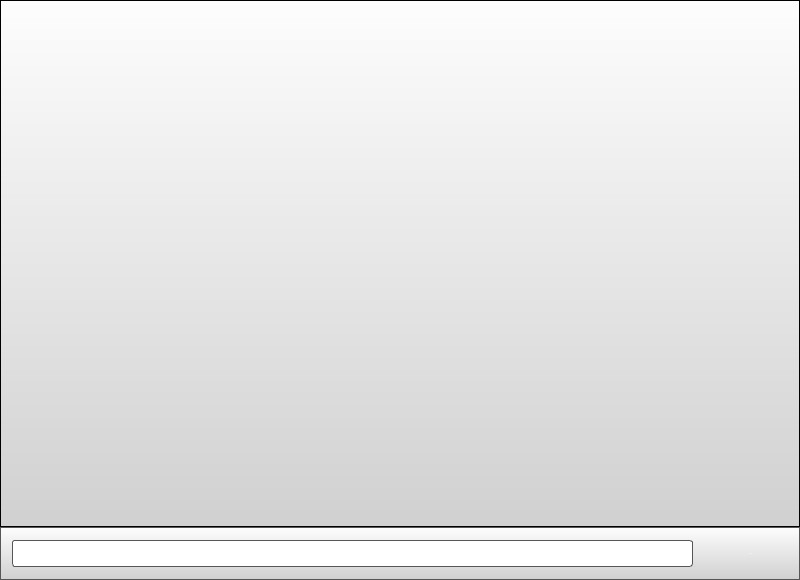
Before: the Qt Designer form Graffik/gui/slim/slimwindow.ui in DynamicPerception/Graffik_Legacy, drawn with Qt 5.
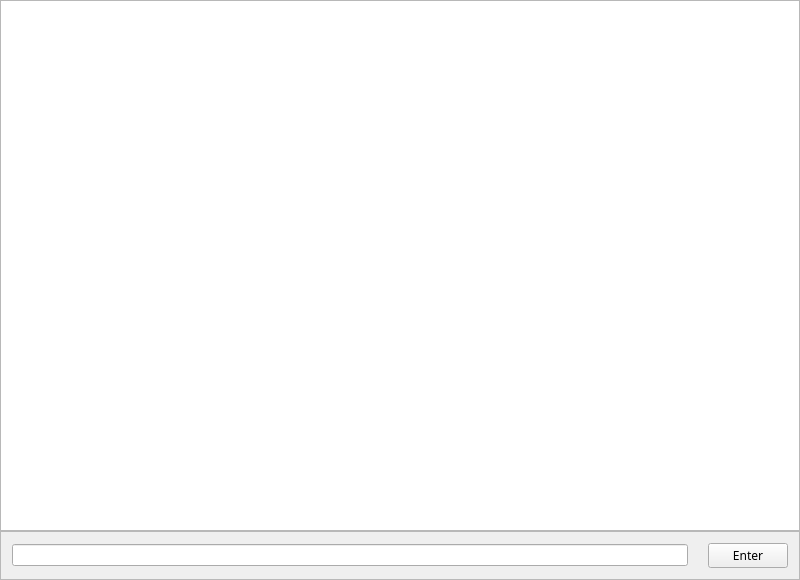
After: the same form once the commit is applied. Icons and pictures are not drawn. Custom widgets are drawn as their Qt base class.

What changed in the file:
```diff
--- a/Graffik/gui/slim/slimwindow.ui
+++ b/Graffik/gui/slim/slimwindow.ui
@@ -17,57 +17,7 @@
    <string>DP Graffik Scripting Engine</string>
   </property>
   <property name="styleSheet">
-   <string notr="true">
-
-#historyTableView {
-qproperty-colWidth0: 100;
-qproperty-colWidth1: 225;
-qproperty-colWidth2: 100;
-qproperty-colWidth3: 50;
-qproperty-colWidth4: 125;
-qproperty-errLED: url(:/core/stat-led-red.png);
-qproperty-queueLED: url(:/core/stat-led-grey.png);
-qproperty-bcastLED: url(:/core/stat-led-blue.png);
-qproperty-okLED: url(:/core/stat-led-green.png);
-background-color: qlineargradient(spread:pad, x1:0, y1:0, x2:0, y2:1, stop:0 rgba(253, 253, 253, 255), stop:1 rgba(208, 208, 208, 255));
-alternate-background-color:rgb(197, 197, 197);
-}
-
-#historyTableView QHeaderView::section {
- background-color: qlineargradient(spread:pad, x1:0, y1:0, x2:0, y2:1, stop:0 rgba(172, 172, 172, 255), stop:1 rgba(146, 146, 146, 255));
-color: rgb(255,255,255);
-font: 14pt &quot;Lucida Sans&quot;;
-border: 1px solid rgb(86,86,86);
-min-height: 40px;
-}
-
-#SlimWindow {
-background-color: qlineargradient(spread:pad, x1:0, y1:0, x2:0, y2:1, stop:0 rgba(253, 253, 253, 255), stop:1 rgba(208, 208, 208, 255));
-}
-
-#commandFrame {
-border: 1px solid rgb(86,86,86);
-background-color: qlineargradient(spread:pad, x1:0, y1:0, x2:0, y2:1, stop:0 rgba(253, 253, 253, 255), stop:1 rgba(208, 208, 208, 255));
-}
-
-#commandFrame QLineEdit {
-border: 1px solid rgb(86,86,86);
-border-radius: 3px;
-min-height: 25px;
-font: 14pt &quot;Lucida Sans&quot;;
-}
-
-#goButton {
-border-image: url(:/core/small-blue-but-normal.png);
-border: 0px transparent;
-max-width:75px;
-max-height: 29px;
-min-width:75px;
-min-height: 29px;
-color: rgb(255,255,255);
-font: 12px &quot;Lucida Sans&quot;;
-}
-</string>
+   <string notr="true"/>
   </property>
   <layout class="QVBoxLayout" name="verticalLayout">
    <property name="spacing">
@@ -131,7 +81,7 @@
           <bool>false</bool>
          </property>
          <attribute name="horizontalHeaderVisible">
-          <bool>true</bool>
+          <bool>false</bool>
          </attribute>
          <attribute name="horizontalHeaderDefaultSectionSize">
           <number>60</number>
@@ -188,7 +138,6 @@
           <property name="font">
            <font>
             <family>Lucida Sans</family>
-            <pointsize>-1</pointsize>
             <weight>50</weight>
             <italic>false</italic>
             <bold>false</bold>
```
